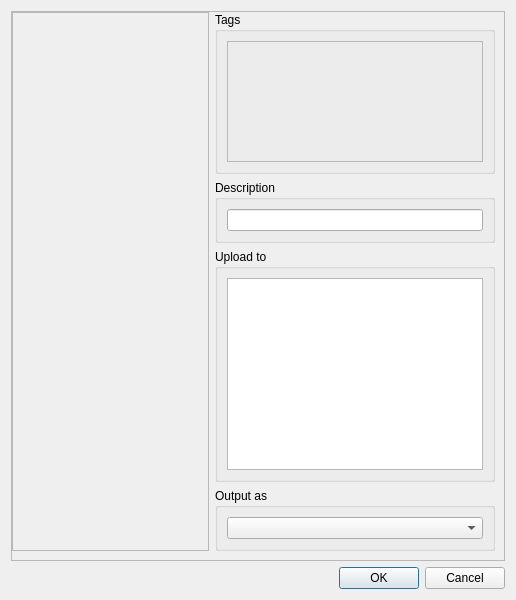
This is src/uploaddialog.ui in klesh/fu as Qt 5 draws it before an edit. The edited form follows.
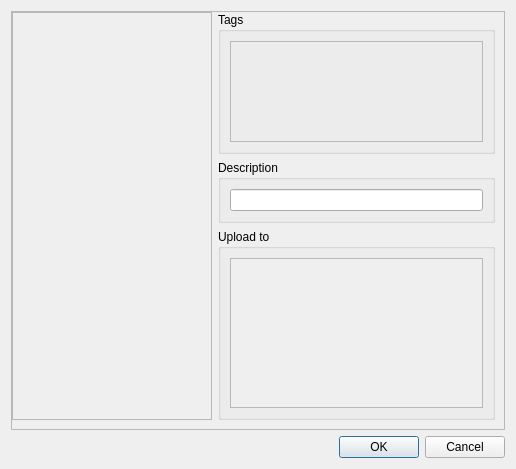
This is the edited form. Custom widgets are drawn as their Qt base class.

Commit message: [feature] `upload to` panel redesign

Diff of the .ui file:
```diff
--- a/src/uploaddialog.ui
+++ b/src/uploaddialog.ui
@@ -7,7 +7,7 @@
     <x>0</x>
     <y>0</y>
     <width>516</width>
-    <height>600</height>
+    <height>469</height>
    </rect>
   </property>
   <property name="windowTitle">
@@ -34,11 +34,23 @@
         <item>
          <widget class="QScrollArea" name="scrPreview">
           <property name="sizePolicy">
-           <sizepolicy hsizetype="Preferred" vsizetype="Expanding">
-            <horstretch>1</horstretch>
+           <sizepolicy hsizetype="Fixed" vsizetype="Expanding">
+            <horstretch>0</horstretch>
             <verstretch>0</verstretch>
            </sizepolicy>
           </property>
+          <property name="minimumSize">
+           <size>
+            <width>200</width>
+            <height>0</height>
+           </size>
+          </property>
+          <property name="maximumSize">
+           <size>
+            <width>200</width>
+            <height>16777215</height>
+           </size>
+          </property>
           <property name="widgetResizable">
            <bool>true</bool>
           </property>
@@ -47,15 +59,15 @@
             <rect>
              <x>0</x>
              <y>0</y>
-             <width>199</width>
-             <height>538</height>
+             <width>198</width>
+             <height>407</height>
             </rect>
            </property>
           </widget>
          </widget>
         </item>
         <item>
-         <layout class="QVBoxLayout" name="verticalLayout_3" stretch="1,0,0,0">
+         <layout class="QVBoxLayout" name="verticalLayout_3" stretch="1,0,0">
           <item>
            <widget class="QGroupBox" name="groupBox">
             <property name="title">
@@ -100,19 +112,27 @@
             </property>
             <layout class="QVBoxLayout" name="verticalLayout_4">
              <item>
-              <widget class="QTableWidget" name="tblUploadTo"/>
-             </item>
-            </layout>
-           </widget>
-          </item>
-          <item>
-           <widget class="QGroupBox" name="groupBox_4">
-            <property name="title">
-             <string>Output as</string>
-            </property>
-            <layout class="QVBoxLayout" name="verticalLayout_5">
-             <item>
-              <widget class="QComboBox" name="cbbOutputAs"/>
+              <widget class="QScrollArea" name="scaUploadTo">
+               <property name="minimumSize">
+                <size>
+                 <width>0</width>
+                 <height>150</height>
+                </size>
+               </property>
+               <property name="widgetResizable">
+                <bool>true</bool>
+               </property>
+               <widget class="QWidget" name="sclUploadTo">
+                <property name="geometry">
+                 <rect>
+                  <x>0</x>
+                  <y>0</y>
+                  <width>255</width>
+                  <height>148</height>
+                 </rect>
+                </property>
+               </widget>
+              </widget>
              </item>
             </layout>
            </widget>
```
The commit also changes 4 other files.
